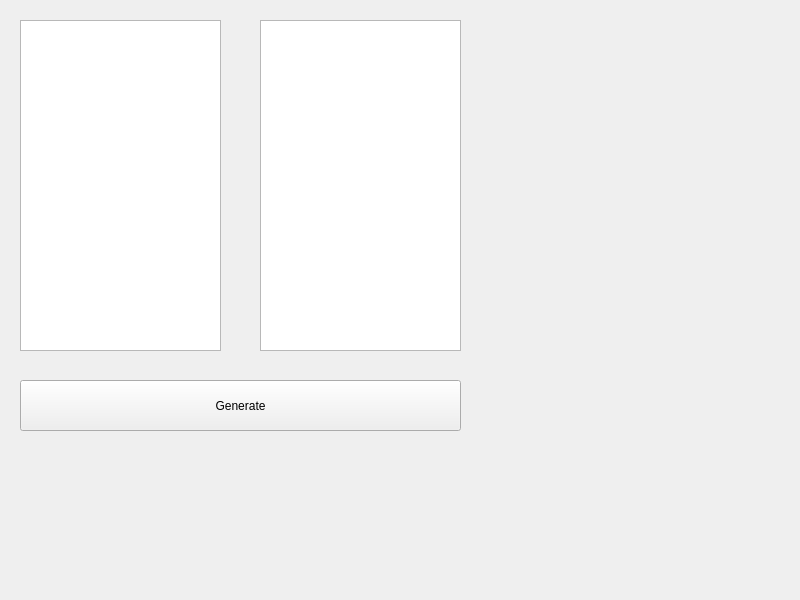
Old version of the form lab3/widget.ui in the repository platosha-git/Modeling-2.
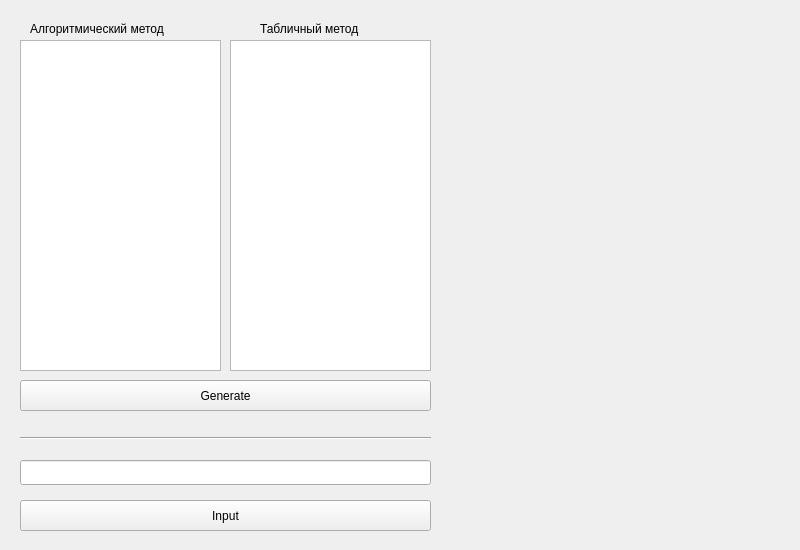
New version of the form.

Commit message: added user input

Diff of the .ui file:
```diff
--- a/lab3/widget.ui
+++ b/lab3/widget.ui
@@ -7,7 +7,7 @@
     <x>0</x>
     <y>0</y>
     <width>800</width>
-    <height>600</height>
+    <height>550</height>
    </rect>
   </property>
   <property name="windowTitle">
@@ -19,7 +19,7 @@
      <x>10</x>
      <y>10</y>
      <width>781</width>
-     <height>581</height>
+     <height>531</height>
     </rect>
    </property>
    <widget class="QPushButton" name="generate">
@@ -27,8 +27,8 @@
      <rect>
       <x>10</x>
       <y>370</y>
-      <width>441</width>
-      <height>51</height>
+      <width>411</width>
+      <height>31</height>
      </rect>
     </property>
     <property name="text">
@@ -39,7 +39,7 @@
     <property name="geometry">
      <rect>
       <x>10</x>
-      <y>10</y>
+      <y>30</y>
       <width>201</width>
       <height>331</height>
      </rect>
@@ -48,11 +48,73 @@
    <widget class="QTableView" name="tableTab">
     <property name="geometry">
      <rect>
+      <x>220</x>
+      <y>30</y>
+      <width>201</width>
+      <height>331</height>
+     </rect>
+    </property>
+   </widget>
+   <widget class="QLabel" name="label">
+    <property name="geometry">
+     <rect>
+      <x>20</x>
+      <y>10</y>
+      <width>191</width>
+      <height>17</height>
+     </rect>
+    </property>
+    <property name="text">
+     <string>Алгоритмический метод</string>
+    </property>
+   </widget>
+   <widget class="QLabel" name="label_2">
+    <property name="geometry">
+     <rect>
       <x>250</x>
       <y>10</y>
-      <width>201</width>
-      <height>331</height>
+      <width>141</width>
+      <height>17</height>
      </rect>
+    </property>
+    <property name="text">
+     <string>Табличный метод</string>
+    </property>
+   </widget>
+   <widget class="Line" name="line">
+    <property name="geometry">
+     <rect>
+      <x>10</x>
+      <y>420</y>
+      <width>411</width>
+      <height>16</height>
+     </rect>
+    </property>
+    <property name="orientation">
+     <enum>Qt::Horizontal</enum>
+    </property>
+   </widget>
+   <widget class="QLineEdit" name="lineUser">
+    <property name="geometry">
+     <rect>
+      <x>10</x>
+      <y>450</y>
+      <width>411</width>
+      <height>25</height>
+     </rect>
+    </property>
+   </widget>
+   <widget class="QPushButton" name="input">
+    <property name="geometry">
+     <rect>
+      <x>10</x>
+      <y>490</y>
+      <width>411</width>
+      <height>31</height>
+     </rect>
+    </property>
+    <property name="text">
+     <string>Input</string>
     </property>
    </widget>
   </widget>
```
The commit also changes 2 other files.
